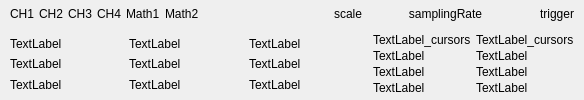
Above: LEO_sniffy/GUI/widgetlabelarea.ui from jirik09/Sniffy before the change. Below: the same form after it.
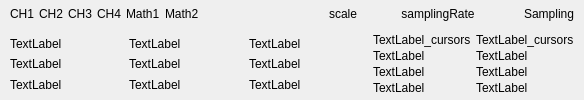
That is the form after the change.

Diff of the .ui file:
```diff
--- a/LEO_sniffy/GUI/widgetlabelarea.ui
+++ b/LEO_sniffy/GUI/widgetlabelarea.ui
@@ -145,7 +145,7 @@
           </property>
           <property name="minimumSize">
            <size>
-            <width>45</width>
+            <width>55</width>
             <height>0</height>
            </size>
           </property>
@@ -156,7 +156,7 @@
            </size>
           </property>
           <property name="text">
-           <string>trigger</string>
+           <string>Sampling</string>
           </property>
           <property name="alignment">
            <set>Qt::AlignRight|Qt::AlignTrailing|Qt::AlignVCenter</set>
```
